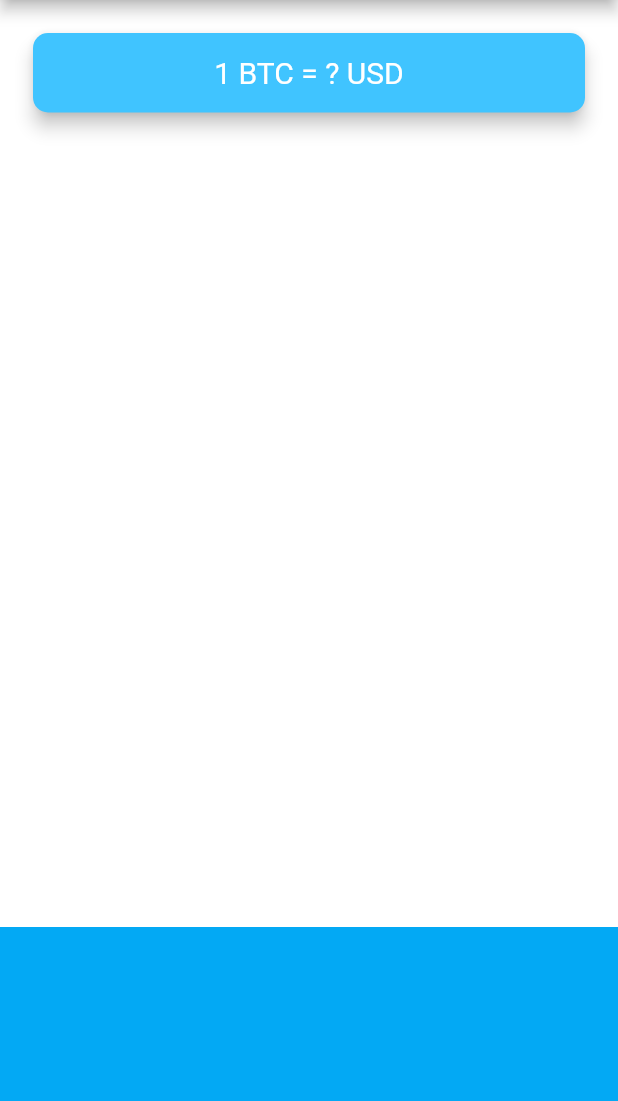
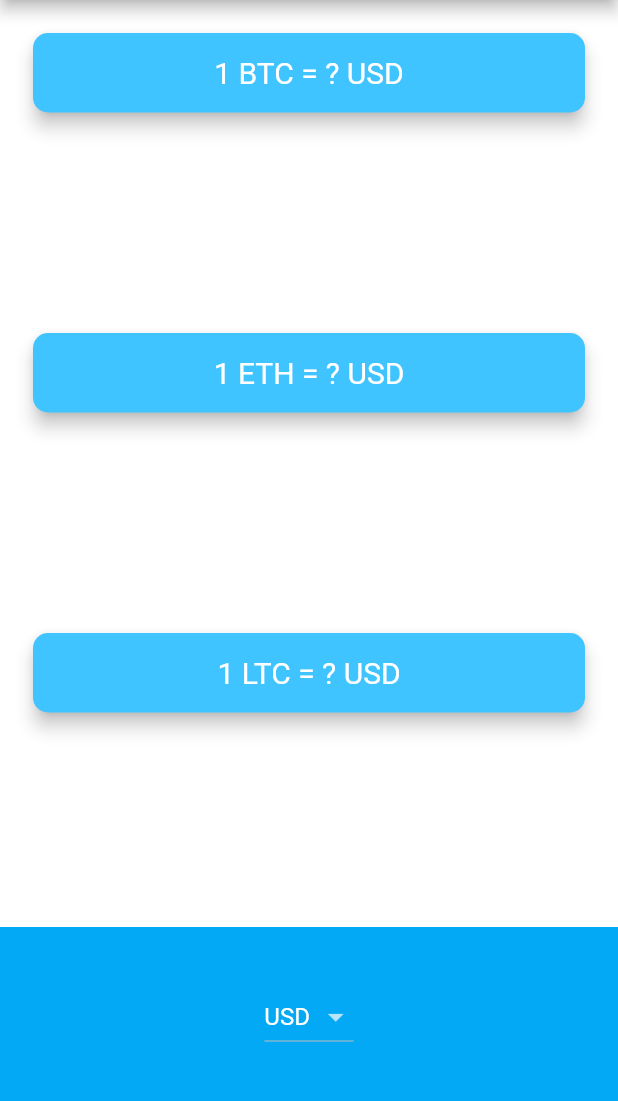
Before and after one commit to shresthkapoor7/bitcoin-ticker-flutter, a Flutter app: the screen it shows after launch, on a phone screen of 412 x 824 dp, the part 84-1185 px from its top. Run offline on Flutter 3.47's test engine with Material 2 defaults, Android fonts, the phone set to English and light mode, and no system bars; network calls fail.

```diff
--- a/lib/price_screen.dart
+++ b/lib/price_screen.dart
@@ -1,4 +1,13 @@
+import 'package:bitcoin_ticker/coin_data.dart';
 import 'package:flutter/material.dart';
+import 'package:flutter/cupertino.dart';
+import 'dart:io' show Platform;
+import 'package:http/http.dart' as http;
+import 'dart:convert';
+
+import 'package:http/http.dart';
+
+CoinData coindata = new CoinData();
 
 class PriceScreen extends StatefulWidget {
   @override
@@ -6,6 +15,96 @@ class PriceScreen extends StatefulWidget {
 }
 
 class _PriceScreenState extends State<PriceScreen> {
+  void initState() {
+    super.initState();
+    getData();
+  }
+
+  String currency;
+  String rateBTC = '?';
+  String rateETH = '?';
+  String rateLTC = '?';
+  String selectedItem = 'USD';
+  String returncountry() {
+    return selectedItem;
+  }
+
+  Future getData() async {
+    String url1 =
+        'https://rest.coinapi.io/v1/exchangerate/BTC/$country?apikey=$apikey';
+    String url2 =
+        'https://rest.coinapi.io/v1/exchangerate/ETH/$country?apikey=$apikey';
+    String url3 =
+        'https://rest.coinapi.io/v1/exchangerate/NZD/$country?apikey=$apikey';
+    http.Response response1 = await get(Uri.parse(url1));
+    http.Response response2 = await get(Uri.parse(url2));
+    http.Response response3 = await get(Uri.parse(url3));
+    String data1 = response1.body;
+    String data2 = response2.body;
+    String data3 = response3.body;
+    double r1 = jsonDecode(data1)['rate'];
+    double r2 = jsonDecode(data2)['rate'];
+    double r3 = jsonDecode(data3)['rate'];
+    rateBTC = r1.toStringAsFixed(2);
+    rateETH = r2.toStringAsFixed(2);
+    rateLTC = r3.toStringAsFixed(2);
+  }
+
+  Widget chooseDevice() {
+    if (Platform.isIOS) {
+      return ios101();
+    } else if (Platform.isAndroid) {
+      return android101();
+    }
+  }
+
+  DropdownButton<String> android101() {
+    List<DropdownMenuItem<String>> items101 = [];
+
+    for (int i = 0; i < currenciesList.length; i++) {
+      currency = currenciesList[i];
+      var newitem = DropdownMenuItem(
+        child: Text(currency),
+        value: currency,
+      );
+      items101.add(newitem);
+    }
+
+    return DropdownButton<String>(
+      dropdownColor: Colors.blue,
+      value: selectedItem,
+      items: items101,
+      onChanged: (value) {
+        setState(() {
+          selectedItem = value;
+          country = selectedItem;
+          getData();
+        });
+      },
+    );
+  }
+
+  CupertinoPicker ios101() {
+    List<Widget> getioslist = [];
+    for (int i = 0; i < currenciesList.length; i++) {
+      currency = currenciesList[i];
+      var newitem = Text(
+        currency,
+        style: TextStyle(color: Colors.white),
+      );
+      getioslist.add(newitem);
+    }
+
+    return CupertinoPicker(
+      itemExtent: 32.0,
+      backgroundColor: Colors.lightBlue,
+      children: getioslist,
+      onSelectedItemChanged: (value) {
+        print(value);
+      },
+    );
+  }
+
   @override
   Widget build(BuildContext context) {
     return Scaffold(
@@ -27,7 +126,49 @@ class _PriceScreenState extends State<PriceScreen> {
               child: Padding(
                 padding: EdgeInsets.symmetric(vertical: 15.0, horizontal: 28.0),
                 child: Text(
-                  '1 BTC = ? USD',
+                  '1 BTC = $rateBTC $country',
+                  textAlign: TextAlign.center,
+                  style: TextStyle(
+                    fontSize: 20.0,
+                    color: Colors.white,
+                  ),
+                ),
+              ),
+            ),
+          ),
+          Padding(
+            padding: EdgeInsets.fromLTRB(18.0, 0, 18.0, 0),
+            child: Card(
+              color: Colors.lightBlueAccent,
+              elevation: 5.0,
+              shape: RoundedRectangleBorder(
+                borderRadius: BorderRadius.circular(10.0),
+              ),
+              child: Padding(
+                padding: EdgeInsets.symmetric(vertical: 15.0, horizontal: 28.0),
+                child: Text(
+                  '1 ETH = $rateETH $country',
+                  textAlign: TextAlign.center,
+                  style: TextStyle(
+                    fontSize: 20.0,
+                    color: Colors.white,
+                  ),
+                ),
+              ),
+            ),
+          ),
+          Padding(
+            padding: EdgeInsets.fromLTRB(18.0, 0, 18.0, 0),
+            child: Card(
+              color: Colors.lightBlueAccent,
+              elevation: 5.0,
+              shape: RoundedRectangleBorder(
+                borderRadius: BorderRadius.circular(10.0),
+              ),
+              child: Padding(
+                padding: EdgeInsets.symmetric(vertical: 15.0, horizontal: 28.0),
+                child: Text(
+                  '1 LTC = $rateLTC $country',
                   textAlign: TextAlign.center,
                   style: TextStyle(
                     fontSize: 20.0,
@@ -38,14 +179,16 @@ class _PriceScreenState extends State<PriceScreen> {
             ),
           ),
           Container(
-            height: 150.0,
-            alignment: Alignment.center,
-            padding: EdgeInsets.only(bottom: 30.0),
-            color: Colors.lightBlue,
-            child: null,
-          ),
+              height: 150.0,
+              alignment: Alignment.center,
+              padding: EdgeInsets.only(bottom: 30.0),
+              color: Colors.lightBlue,
+              child: chooseDevice()),
         ],
       ),
     );
   }
 }
+
+_PriceScreenState obj = new _PriceScreenState();
+String country = obj.selectedItem;
--- a/pubspec.yaml
+++ b/pubspec.yaml
@@ -10,6 +10,7 @@ dependencies:
     sdk: flutter
 
   cupertino_icons: ^0.1.2
+  http: ^0.13.3
 
 dev_dependencies:
   flutter_test:
```
Also changed, not shown: lib/coin_data.dart (+13 -1 lines), pubspec.lock, 1 other file.
